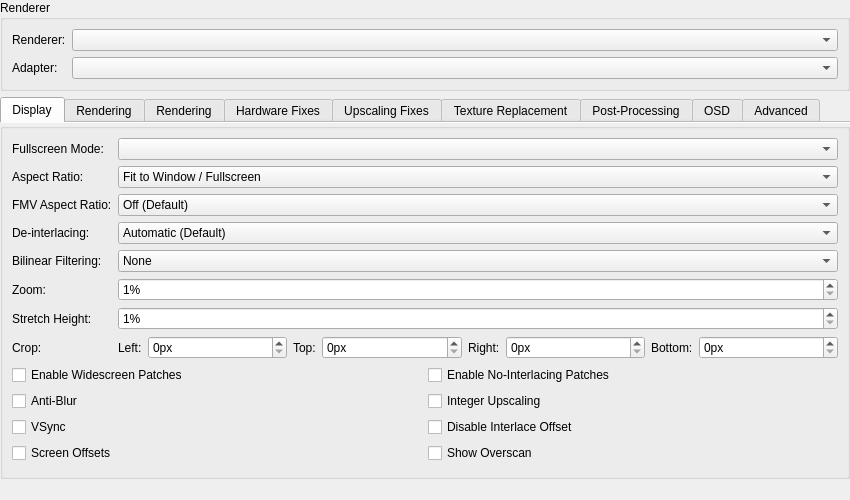
Qt form pcsx2-qt/Settings/GraphicsSettingsWidget.ui (PCSX2/pcsx2) before a commit.
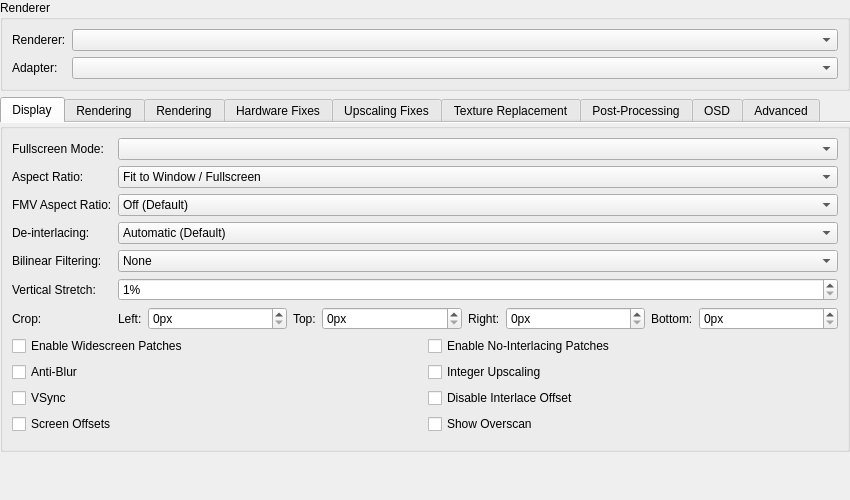
The same form after that commit.

Commit message:
GS: Remove Zoom and Offsets
Crop is far superior since it operates at pixel increments, and lets
you control all four edges independently.

```diff
--- a/pcsx2-qt/Settings/GraphicsSettingsWidget.ui
+++ b/pcsx2-qt/Settings/GraphicsSettingsWidget.ui
@@ -202,33 +202,13 @@
         </widget>
        </item>
        <item row="5" column="0">
-        <widget class="QLabel" name="label_21">
-         <property name="text">
-          <string>Zoom:</string>
-         </property>
-        </widget>
-       </item>
-       <item row="5" column="1">
-        <widget class="QSpinBox" name="zoom">
-         <property name="suffix">
-          <string>%</string>
-         </property>
-         <property name="minimum">
-          <number>1</number>
-         </property>
-         <property name="maximum">
-          <number>300</number>
-         </property>
-        </widget>
-       </item>
-       <item row="6" column="0">
         <widget class="QLabel" name="label_24">
          <property name="text">
-          <string>Stretch Height:</string>
+          <string>Vertical Stretch:</string>
          </property>
         </widget>
        </item>
-       <item row="6" column="1">
+       <item row="5" column="1">
         <widget class="QSpinBox" name="stretchY">
          <property name="suffix">
           <string>%</string>
@@ -241,14 +221,14 @@
          </property>
         </widget>
        </item>
-       <item row="7" column="0">
+       <item row="6" column="0">
         <widget class="QLabel" name="label_26">
          <property name="text">
           <string>Crop:</string>
          </property>
         </widget>
        </item>
-       <item row="7" column="1">
+       <item row="6" column="1">
         <layout class="QHBoxLayout" name="horizontalLayout_3" stretch="0,1,0,1,0,1,0,1">
          <item>
           <widget class="QLabel" name="label_39">
@@ -320,7 +300,7 @@
          </item>
         </layout>
        </item>
-       <item row="8" column="0" colspan="2">
+       <item row="7" column="0" colspan="2">
         <layout class="QGridLayout" name="gridLayout_5">
          <item row="3" column="0">
           <widget class="QCheckBox" name="PCRTCOffsets">
```
Left out of the diff: 52 changed lines with no effect on the pictures. The commit also changes 10 other files.
